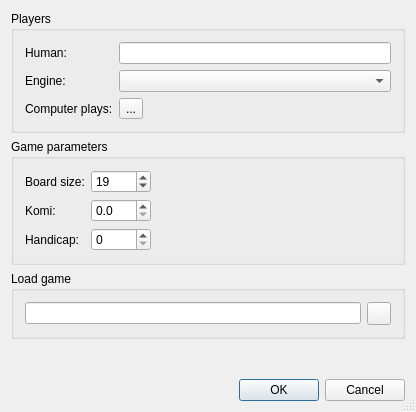
This is src/newaigamedlg_gui.ui in bernds/q5Go as Qt 5 draws it before an edit. The edited form follows.
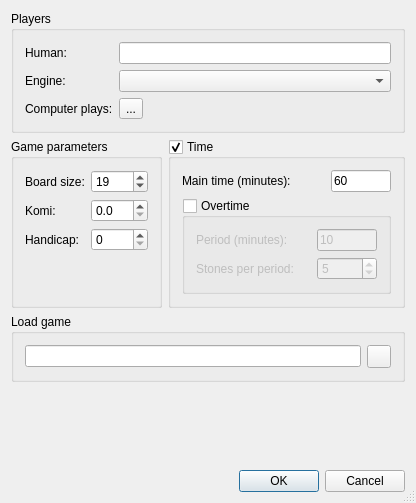
This is the edited form. Icons and pictures are not drawn. Custom widgets are drawn as their Qt base class.

The edit to the form file:
```diff
--- a/src/newaigamedlg_gui.ui
+++ b/src/newaigamedlg_gui.ui
@@ -10,7 +10,7 @@
     <x>0</x>
     <y>0</y>
     <width>416</width>
-    <height>412</height>
+    <height>503</height>
    </rect>
   </property>
   <property name="sizePolicy">
@@ -28,98 +28,7 @@
   <property name="modal">
    <bool>false</bool>
   </property>
-  <layout class="QGridLayout">
-   <item row="7" column="0" colspan="2">
-    <widget class="QGroupBox" name="loadBox">
-     <property name="sizePolicy">
-      <sizepolicy hsizetype="Preferred" vsizetype="Preferred">
-       <horstretch>0</horstretch>
-       <verstretch>0</verstretch>
-      </sizepolicy>
-     </property>
-     <property name="title">
-      <string>Load game</string>
-     </property>
-     <layout class="QHBoxLayout">
-      <item>
-       <widget class="QLineEdit" name="gameToLoad">
-        <property name="enabled">
-         <bool>true</bool>
-        </property>
-       </widget>
-      </item>
-      <item>
-       <widget class="QToolButton" name="filePathButton">
-        <property name="text">
-         <string/>
-        </property>
-        <property name="icon">
-         <iconset resource="q4go.qrc">
-          <normaloff>:/ClientWindowGui/images/clientwindow/fileopen.png</normaloff>:/ClientWindowGui/images/clientwindow/fileopen.png</iconset>
-        </property>
-       </widget>
-      </item>
-     </layout>
-    </widget>
-   </item>
-   <item row="8" column="0" colspan="2">
-    <spacer name="spacer3">
-     <property name="orientation">
-      <enum>Qt::Vertical</enum>
-     </property>
-     <property name="sizeType">
-      <enum>QSizePolicy::Expanding</enum>
-     </property>
-     <property name="sizeHint" stdset="0">
-      <size>
-       <width>20</width>
-       <height>1</height>
-      </size>
-     </property>
-    </spacer>
-   </item>
-   <item row="9" column="0" colspan="2">
-    <layout class="QHBoxLayout">
-     <property name="spacing">
-      <number>6</number>
-     </property>
-     <property name="leftMargin">
-      <number>0</number>
-     </property>
-     <property name="topMargin">
-      <number>0</number>
-     </property>
-     <property name="rightMargin">
-      <number>0</number>
-     </property>
-     <property name="bottomMargin">
-      <number>0</number>
-     </property>
-     <item>
-      <spacer name="Horizontal Spacing2">
-       <property name="orientation">
-        <enum>Qt::Horizontal</enum>
-       </property>
-       <property name="sizeType">
-        <enum>QSizePolicy::Expanding</enum>
-       </property>
-       <property name="sizeHint" stdset="0">
-        <size>
-         <width>224</width>
-         <height>20</height>
-        </size>
-       </property>
-      </spacer>
-     </item>
-     <item>
-      <widget class="QDialogButtonBox" name="buttonBox">
-       <property name="standardButtons">
-        <set>QDialogButtonBox::Cancel|QDialogButtonBox::Ok</set>
-       </property>
-      </widget>
-     </item>
-    </layout>
-   </item>
+  <layout class="QGridLayout" name="gridLayout">
    <item row="0" column="0" colspan="2">
     <widget class="QGroupBox" name="groupBox">
      <property name="title">
@@ -191,7 +100,7 @@
      </layout>
     </widget>
    </item>
-   <item row="6" column="0" colspan="2">
+   <item row="1" column="0">
     <widget class="QGroupBox" name="gameParamsBox">
      <property name="sizePolicy">
       <sizepolicy hsizetype="Preferred" vsizetype="Preferred">
@@ -287,6 +196,178 @@
      </layout>
     </widget>
    </item>
+   <item row="1" column="1">
+    <widget class="QGroupBox" name="timeBox">
+     <property name="title">
+      <string>Time</string>
+     </property>
+     <property name="checkable">
+      <bool>true</bool>
+     </property>
+     <layout class="QGridLayout" name="gridLayout_3">
+      <item row="0" column="0">
+       <widget class="QLabel" name="label_3">
+        <property name="text">
+         <string>Main time (minutes):</string>
+        </property>
+       </widget>
+      </item>
+      <item row="0" column="1">
+       <widget class="QLineEdit" name="mainTimeEdit">
+        <property name="maximumSize">
+         <size>
+          <width>60</width>
+          <height>16777215</height>
+         </size>
+        </property>
+        <property name="text">
+         <string>60</string>
+        </property>
+       </widget>
+      </item>
+      <item row="1" column="0" colspan="2">
+       <widget class="QGroupBox" name="overtimeGroupBox">
+        <property name="title">
+         <string>Overtime</string>
+        </property>
+        <property name="checkable">
+         <bool>true</bool>
+        </property>
+        <property name="checked">
+         <bool>false</bool>
+        </property>
+        <layout class="QGridLayout" name="gridLayout_2">
+         <item row="0" column="1">
+          <widget class="QLineEdit" name="overPeriodEdit">
+           <property name="maximumSize">
+            <size>
+             <width>60</width>
+             <height>16777215</height>
+            </size>
+           </property>
+           <property name="text">
+            <string>10</string>
+           </property>
+          </widget>
+         </item>
+         <item row="0" column="0">
+          <widget class="QLabel" name="label_4">
+           <property name="text">
+            <string>Period (minutes):</string>
+           </property>
+          </widget>
+         </item>
+         <item row="1" column="0">
+          <widget class="QLabel" name="label_5">
+           <property name="text">
+            <string>Stones per period:</string>
+           </property>
+          </widget>
+         </item>
+         <item row="1" column="1">
+          <widget class="QSpinBox" name="overStonesSpinBox">
+           <property name="value">
+            <number>5</number>
+           </property>
+          </widget>
+         </item>
+        </layout>
+       </widget>
+      </item>
+     </layout>
+    </widget>
+   </item>
+   <item row="2" column="0" colspan="2">
+    <widget class="QGroupBox" name="loadBox">
+     <property name="sizePolicy">
+      <sizepolicy hsizetype="Preferred" vsizetype="Preferred">
+       <horstretch>0</horstretch>
+       <verstretch>0</verstretch>
+      </sizepolicy>
+     </property>
+     <property name="title">
+      <string>Load game</string>
+     </property>
+     <layout class="QHBoxLayout">
+      <item>
+       <widget class="QLineEdit" name="gameToLoad">
+        <property name="enabled">
+         <bool>true</bool>
+        </property>
+       </widget>
+      </item>
+      <item>
+       <widget class="QToolButton" name="filePathButton">
+        <property name="text">
+         <string/>
+        </property>
+        <property name="icon">
+         <iconset resource="q4go.qrc">
+          <normaloff>:/ClientWindowGui/images/clientwindow/fileopen.png</normaloff>:/ClientWindowGui/images/clientwindow/fileopen.png</iconset>
+        </property>
+       </widget>
+      </item>
+     </layout>
+    </widget>
+   </item>
+   <item row="3" column="0">
+    <spacer name="spacer3">
+     <property name="orientation">
+      <enum>Qt::Vertical</enum>
+     </property>
+     <property name="sizeType">
+      <enum>QSizePolicy::Expanding</enum>
+     </property>
+     <property name="sizeHint" stdset="0">
+      <size>
+       <width>20</width>
+       <height>1</height>
+      </size>
+     </property>
+    </spacer>
+   </item>
+   <item row="4" column="0" colspan="2">
+    <layout class="QHBoxLayout">
+     <property name="spacing">
+      <number>6</number>
+     </property>
+     <property name="leftMargin">
+      <number>0</number>
+     </property>
+     <property name="topMargin">
+      <number>0</number>
+     </property>
+     <property name="rightMargin">
+      <number>0</number>
+     </property>
+     <property name="bottomMargin">
+      <number>0</number>
+     </property>
+     <item>
+      <spacer name="Horizontal Spacing2">
+       <property name="orientation">
+        <enum>Qt::Horizontal</enum>
+       </property>
+       <property name="sizeType">
+        <enum>QSizePolicy::Expanding</enum>
+       </property>
+       <property name="sizeHint" stdset="0">
+        <size>
+         <width>224</width>
+         <height>20</height>
+        </size>
+       </property>
+      </spacer>
+     </item>
+     <item>
+      <widget class="QDialogButtonBox" name="buttonBox">
+       <property name="standardButtons">
+        <set>QDialogButtonBox::Cancel|QDialogButtonBox::Ok</set>
+       </property>
+      </widget>
+     </item>
+    </layout>
+   </item>
   </layout>
  </widget>
  <layoutdefault spacing="6" margin="11"/>
```
